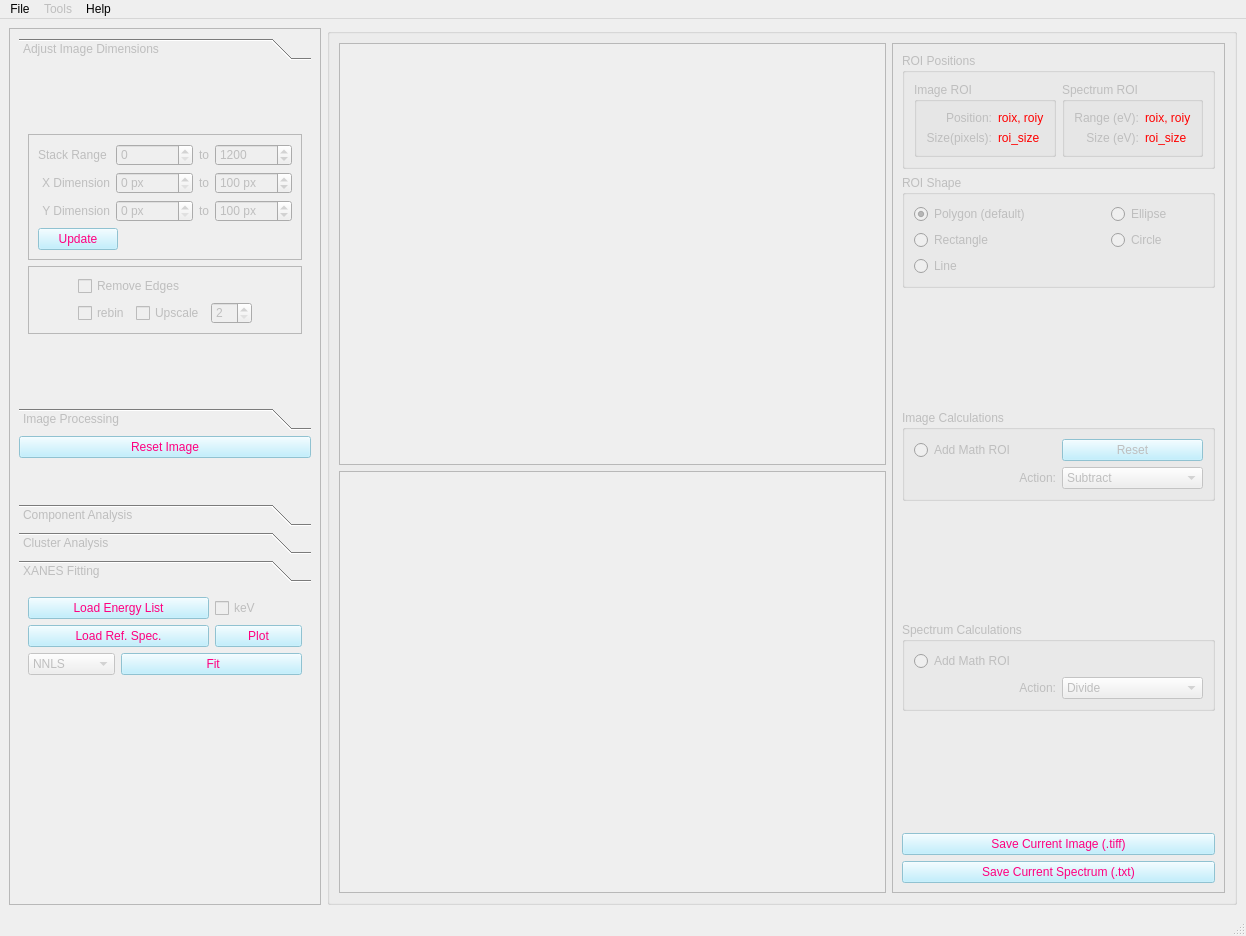
The window that uis/mainwindow_admin.ui (pattammattel/MIDAS_Admin) describes before a commit, drawn with Qt 5.
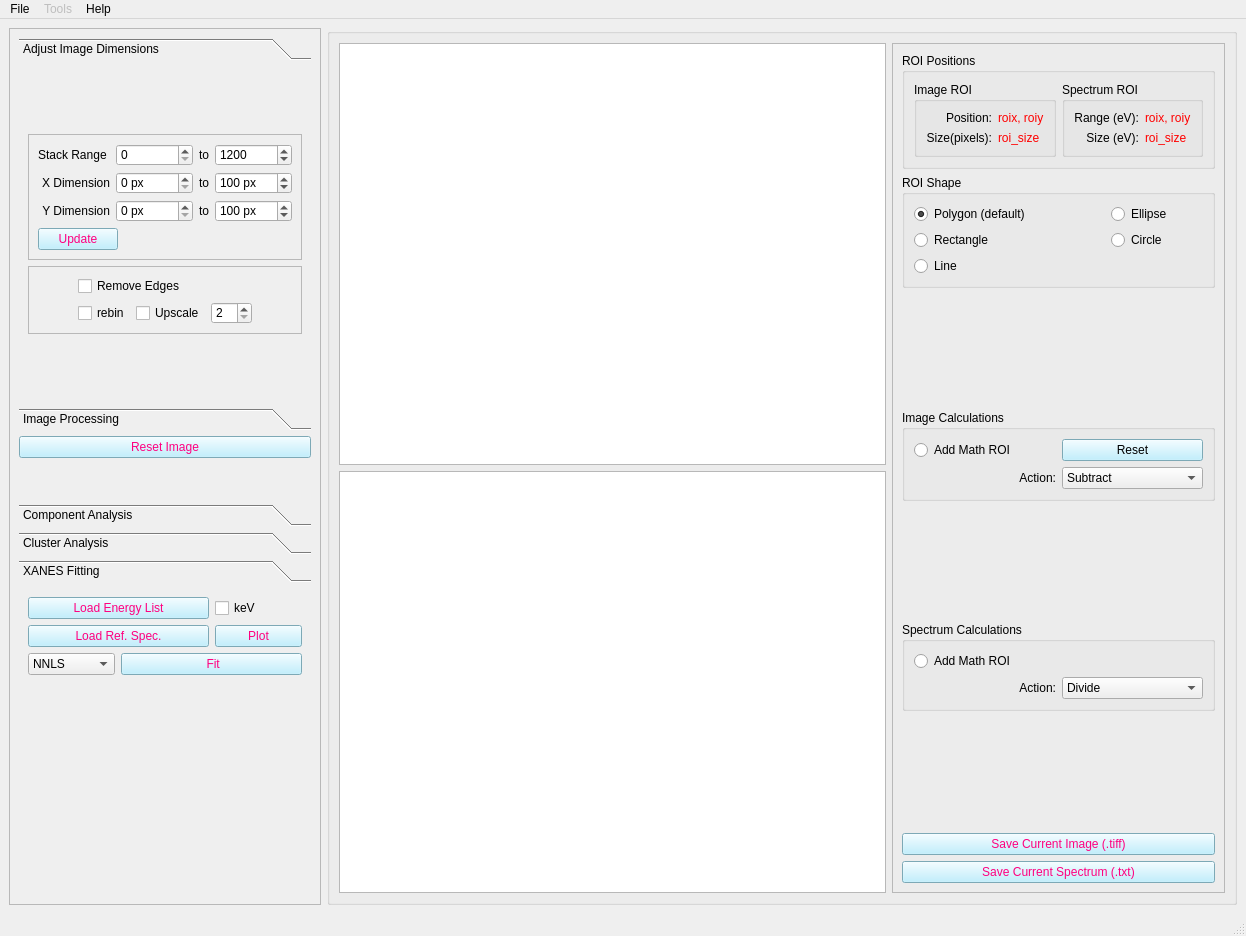
The same window after the commit. The open tabs and pages were chosen to show the change. Custom widgets are drawn as their Qt base class.

```diff
--- a/uis/mainwindow_admin.ui
+++ b/uis/mainwindow_admin.ui
@@ -25,68 +25,11 @@
   </property>
   <property name="styleSheet">
    <string notr="true">font: 10pt &quot;Segoe UI&quot;;
-
-
-QSlider::groove:horizontal {
-border: 1px solid #bbb;
-background: white;
-height: 10px;
-border-radius: 4px;
-}
-
-QSlider::sub-page:horizontal {
-background: qlineargradient(x1: 0, y1: 0,    x2: 0, y2: 1,
-    stop: 0 #66e, stop: 1 #bbf);
-background: qlineargradient(x1: 0, y1: 0.2, x2: 1, y2: 1,
-    stop: 0 #bbf, stop: 1 #55f);
-border: 1px solid #777;
-height: 10px;
-border-radius: 4px;
-}
-
-QSlider::add-page:horizontal {
-background: #fff;
-border: 1px solid #777;
-height: 10px;
-border-radius: 4px;
-}
-
-QSlider::handle:horizontal {
-background: qlineargradient(x1:0, y1:0, x2:1, y2:1,
-    stop:0 #eee, stop:1 #ccc);
-border: 1px solid #777;
-width: 13px;
-margin-top: -2px;
-margin-bottom: -2px;
-border-radius: 4px;
-}
-
-QSlider::handle:horizontal:hover {
-background: qlineargradient(x1:0, y1:0, x2:1, y2:1,
-    stop:0 #fff, stop:1 #ddd);
-border: 1px solid #444;
-border-radius: 4px;
-}
-
-QSlider::sub-page:horizontal:disabled {
-background: #bbb;
-border-color: #999;
-}
-
-QSlider::add-page:horizontal:disabled {
-background: #eee;
-border-color: #999;
-}
-
-QSlider::handle:horizontal:disabled {
-background: #eee;
-border: 1px solid #aaa;
-border-radius: 4px;
-}</string>
+</string>
   </property>
   <widget class="QWidget" name="centralwidget">
    <property name="enabled">
-    <bool>false</bool>
+    <bool>true</bool>
    </property>
    <property name="sizePolicy">
     <sizepolicy hsizetype="Expanding" vsizetype="MinimumExpanding">
@@ -179,7 +122,7 @@
          <x>0</x>
          <y>0</y>
          <width>321</width>
-         <height>855</height>
+         <height>867</height>
         </rect>
        </property>
        <layout class="QGridLayout" name="gridLayout_9">
@@ -218,8 +161,8 @@
             <rect>
              <x>0</x>
              <y>0</y>
-             <width>368</width>
-             <height>331</height>
+             <width>310</width>
+             <height>351</height>
             </rect>
            </property>
            <attribute name="label">
@@ -448,7 +391,7 @@
                  <item>
                   <widget class="QCheckBox" name="cb_rebin">
                    <property name="enabled">
-                    <bool>false</bool>
+                    <bool>true</bool>
                    </property>
                    <property name="sizePolicy">
                     <sizepolicy hsizetype="Fixed" vsizetype="Preferred">
@@ -466,7 +409,7 @@
                    <item>
                     <widget class="QCheckBox" name="cb_upscale">
                      <property name="enabled">
-                      <bool>false</bool>
+                      <bool>true</bool>
                      </property>
                      <property name="sizePolicy">
                       <sizepolicy hsizetype="Fixed" vsizetype="Preferred">
@@ -484,7 +427,7 @@
                  <item>
                   <widget class="QSpinBox" name="sb_scaling_factor">
                    <property name="enabled">
-                    <bool>false</bool>
+                    <bool>true</bool>
                    </property>
                    <property name="sizePolicy">
                     <sizepolicy hsizetype="Fixed" vsizetype="Fixed">
@@ -853,6 +796,9 @@
         </item>
         <item row="3" column="0">
          <widget class="QToolBox" name="toolBox_2">
+          <property name="enabled">
+           <bool>true</bool>
+          </property>
           <property name="currentIndex">
            <number>2</number>
           </property>
@@ -1125,7 +1071,7 @@
              <x>0</x>
              <y>0</y>
              <width>299</width>
-             <height>156</height>
+             <height>184</height>
             </rect>
            </property>
            <attribute name="label">
@@ -1200,7 +1146,7 @@
               <item row="2" column="1" colspan="2">
                <widget class="QPushButton" name="pb_xanes_fit">
                 <property name="enabled">
-                 <bool>false</bool>
+                 <bool>true</bool>
                 </property>
                 <property name="sizePolicy">
                  <sizepolicy hsizetype="Preferred" vsizetype="Minimum">
```
Left out of the diff: 14 changed lines with no effect on the pictures.
